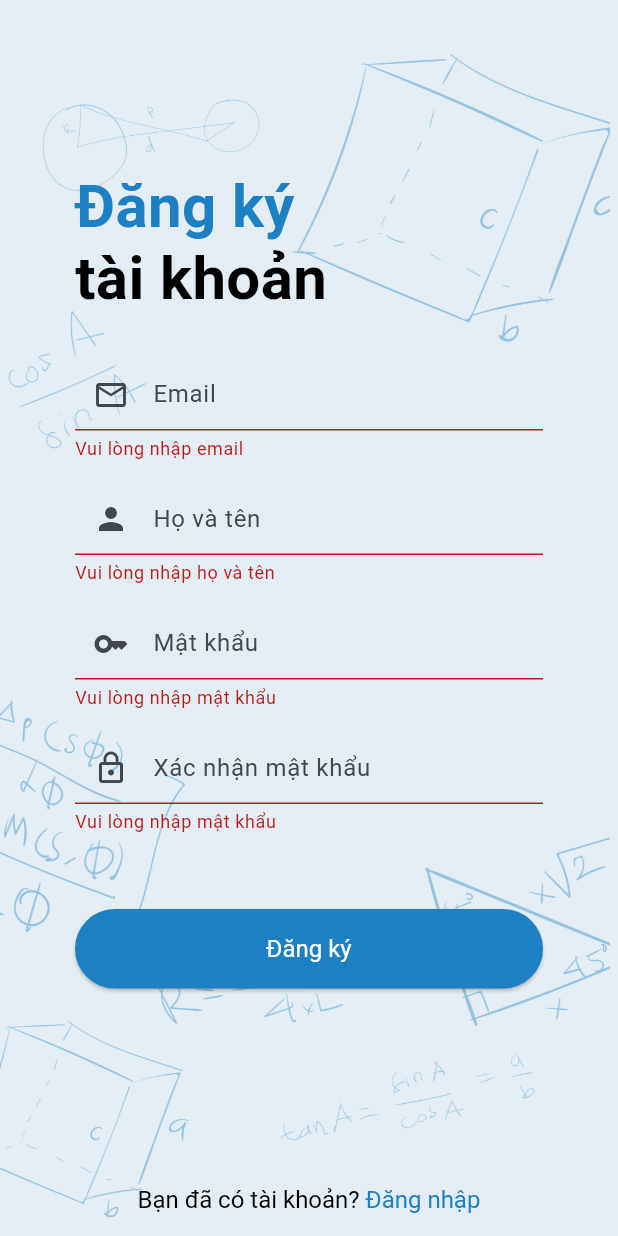
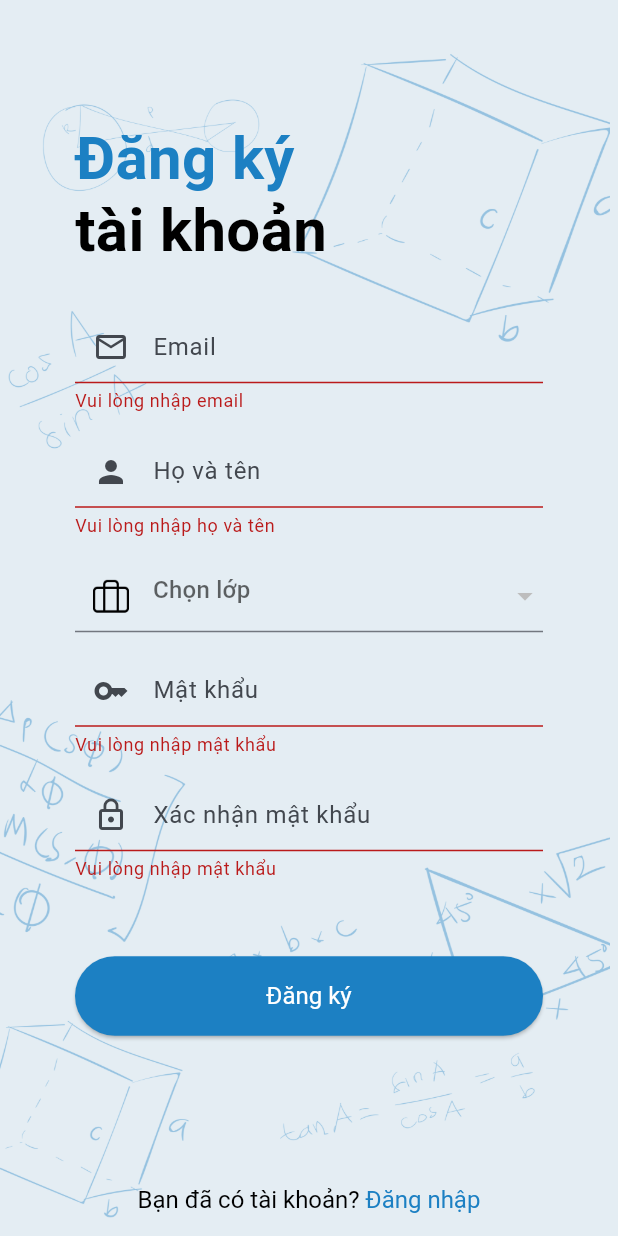
Before and after one commit to zafuss/mathquiz_mobile, a Flutter app: the RegisterScreen screen opened by its route, after a tap on "Đăng ký", on a phone screen of 412 x 824 dp. Run offline on Flutter 3.47's test engine with Material 3 defaults, Android fonts, the phone set to English and light mode, and no system bars; our stand-ins replace auto_size_text, dio, equatable, firebase_auth, firebase_core, flutter_svg and 4 more; missing offline and left inert: flutter_background_service, flutter_background_service_android, flutter_math_fork; accounts and stored records are empty; network calls fail; statements that could not run were skipped.

Commit message:
added choose grade when register

```diff
--- a/lib/config/http_client.dart
+++ b/lib/config/http_client.dart
@@ -78,7 +78,6 @@ class DioClient {
     LocalDataController localDataController = LocalDataController();
     final prefs = await SharedPreferences.getInstance();
     final refreshToken = await localDataController.getClientRefreshToken();
-    final userId = await localDataController.getClientId();
 
     if (refreshToken!.isEmpty) {
       Get.offAndToNamed(Routes.loginScreen);
@@ -86,8 +85,8 @@ class DioClient {
     }
 
     try {
-      final response = await _dio.post('account/refresh-token/',
-          data: {'userId': userId, 'refreshToken': refreshToken});
+      final response = await _dio
+          .post('account/refresh-token/', data: {'refreshToken': refreshToken});
       if (response.statusCode == 200) {
         final data = response.data;
         final newAccessToken = data['accessToken'];
--- a/lib/features/choose_exam/getx/chapter_controller.dart
+++ b/lib/features/choose_exam/getx/chapter_controller.dart
@@ -43,7 +43,7 @@ class ChapterController extends GetxController {
       chosenChapter.value = null;
     }
     for (var element in searchedChapterList) {
-      if (element.mathTypeId != null && gradeId <= 12) {
+      if (element.mathTypeId != 7 && gradeId <= 12) {
         isHasMultiMathType.value = true;
         chosenMathType.value = 1;
         fetchChapterByMathType(null, gradeId);
--- a/lib/screens/auth_screens/register_screen.dart
+++ b/lib/screens/auth_screens/register_screen.dart
@@ -4,6 +4,7 @@ import 'package:mathquiz_mobile/config/color_const.dart';
 import 'package:mathquiz_mobile/config/demension_const.dart';
 import 'package:mathquiz_mobile/features/auth/data/local_data_controller.dart';
 import 'package:mathquiz_mobile/features/auth/getx/auth_controller.dart';
+import 'package:mathquiz_mobile/features/choose_exam/getx/grade_controller.dart';
 import 'package:mathquiz_mobile/helpers/input_validators.dart';
 
 class RegisterScreen extends StatelessWidget {
@@ -18,7 +19,10 @@ class RegisterScreen extends StatelessWidget {
     final _passwordController = TextEditingController();
     final _confirmPasswordController = TextEditingController();
     final localDataController = Get.put(LocalDataController());
-    _emailController.text = localDataController.clientEmail.value == 'null'
+    final gradeController = Get.put(GradeController());
+    int gradeIdValue = -1;
+    _emailController.text = localDataController.clientEmail.value == 'null' ||
+            localDataController.clientEmail.value.isEmpty
         ? ''
         : localDataController.clientEmail.value;
     return Scaffold(
@@ -90,6 +94,68 @@ class RegisterScreen extends StatelessWidget {
                                 const SizedBox(
                                   height: kMinPadding / 2,
                                 ),
+                                Obx(() {
+                                  gradeIdValue =
+                                      authController.registerGradeId.value;
+                                  return DropdownButtonFormField<String>(
+                                      decoration: InputDecoration(
+                                        prefixIcon: Padding(
+                                          padding: const EdgeInsets.all(12.0),
+                                          child: Image.asset(
+                                            color: Colors.black,
+                                            'assets/images/grade_icon.png',
+                                            width: 10,
+                                            height: 10,
+                                          ),
+                                        ),
+                                      ),
+                                      isExpanded: true,
+                                      value: authController
+                                                  .registerGradeId.value !=
+                                              -1
+                                          ? gradeController.gradeList
+                                              .firstWhere((element) =>
+                                                  element.id ==
+                                                  authController
+                                                      .registerGradeId.value)
+                                              .name
+                                          : null,
+                                      hint: Text(localDataController
+                                                  .clientGradeId.value ==
+                                              -1
+                                          ? "Chọn lớp"
+                                          : gradeController.gradeList
+                                              .firstWhere((grade) =>
+                                                  grade.id ==
+                                                  localDataController
+                                                      .clientGradeId.value)
+                                              .name),
+                                      items: gradeController.gradeList
+                                          .where((grade) =>
+                                              grade.id <
+                                              16) // Filter out grades with id <= 13
+                                          .map((grade) {
+                                        return DropdownMenuItem<String>(
+                                          value: grade.name,
+                                          child: Text(grade.id <= 12
+                                              ? grade.name
+                                              : "Đại học"),
+                                        );
+                                      }).toList(),
+                                      onChanged: (String? newValue) {
+                                        if (newValue != null) {
+                                          final selectedGrade = gradeController
+                                              .gradeList
+                                              .firstWhere((grade) =>
+                                                  grade.name == newValue);
+                                          gradeIdValue = selectedGrade.id;
+                                          print(gradeIdValue);
+                                        }
+                                      });
+                                }),
+                                const SizedBox(
+                                  height: kMinPadding / 2,
+                                ),
                                 TextFormField(
                                   controller: _passwordController,
                                   obscureText: true,
@@ -136,10 +202,10 @@ class RegisterScreen extends StatelessWidget {
                             onPressed: () {
                               if (_formKey.currentState!.validate()) {
                                 authController.register(
-                                  _emailController.text,
-                                  _passwordController.text,
-                                  _fullNameController.text,
-                                );
+                                    _emailController.text,
+                                    _passwordController.text,
+                                    _fullNameController.text,
+                                    gradeIdValue);
                               }
                             },
                             child: authController.isLoading.value
--- a/lib/widgets/custom_appbar.dart
+++ b/lib/widgets/custom_appbar.dart
@@ -142,7 +142,7 @@ class CustomAppBarContainer extends StatelessWidget {
                                     'Xin chào,',
                                     style: TextStyle(
                                         height: 1,
-                                        fontSize: 40,
+                                        fontSize: 36,
                                         color: ColorPalette.primaryColor,
                                         fontWeight: FontWeight.w600),
                                   ),
@@ -151,7 +151,7 @@ class CustomAppBarContainer extends StatelessWidget {
                                     maxLines: 1,
                                     overflow: TextOverflow.fade,
                                     style: const TextStyle(
-                                      fontSize: 40,
+                                      fontSize: 36,
                                       color: Colors.black,
                                       fontWeight: FontWeight.w600,
                                     ),
--- a/pubspec.yaml
+++ b/pubspec.yaml
@@ -42,7 +42,8 @@ dependencies:
   image_picker: ^0.8.4+4
   google_sign_in:
   firebase_auth:
-
+  flutter_background_service:
+  flutter_local_notifications:  # Để hiển thị thông báo trong nền
   # The following adds the Cupertino Icons font to your application.
   # Use with the CupertinoIcons class for iOS style icons.
   cupertino_icons: ^1.0.6
```
Also changed, not shown: lib/features/auth/data/auth_repository.dart (+8 -2 lines), lib/features/auth/dtos/register_dto.dart (+11 -3 lines), lib/features/auth/dtos/register_success_dto.dart (+5 -2 lines), lib/features/auth/getx/auth_controller.dart (+7 -3 lines), lib/my_service.dart (added, +30 -0 lines), lib/screens/auth_screens/otp_screen.dart (+10 -2 lines), lib/screens/home_screen.dart (+6 -6 lines), assets/images/mixtype_icon.png (added), pubspec.lock, 4 other files.
